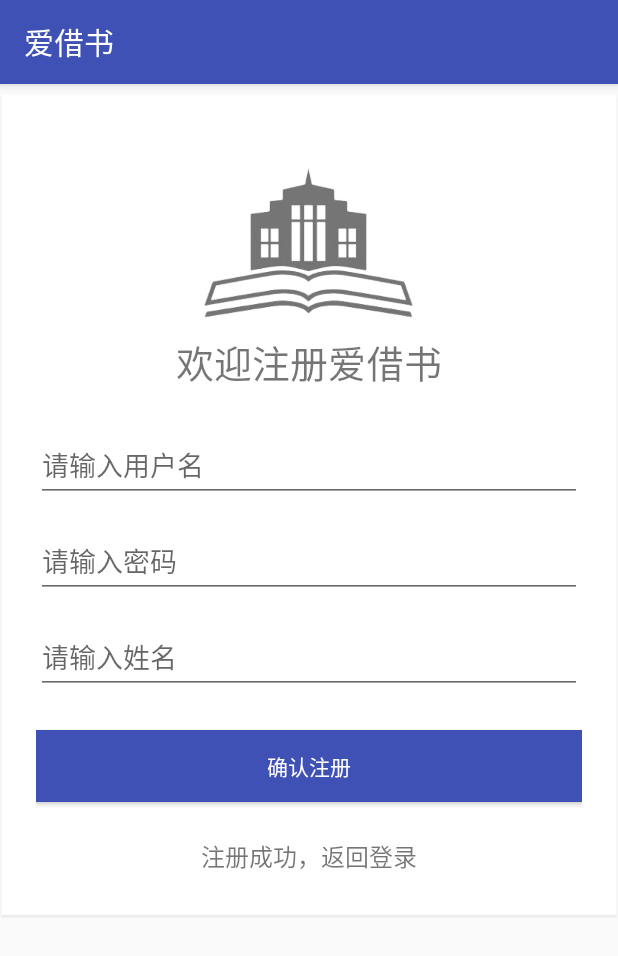
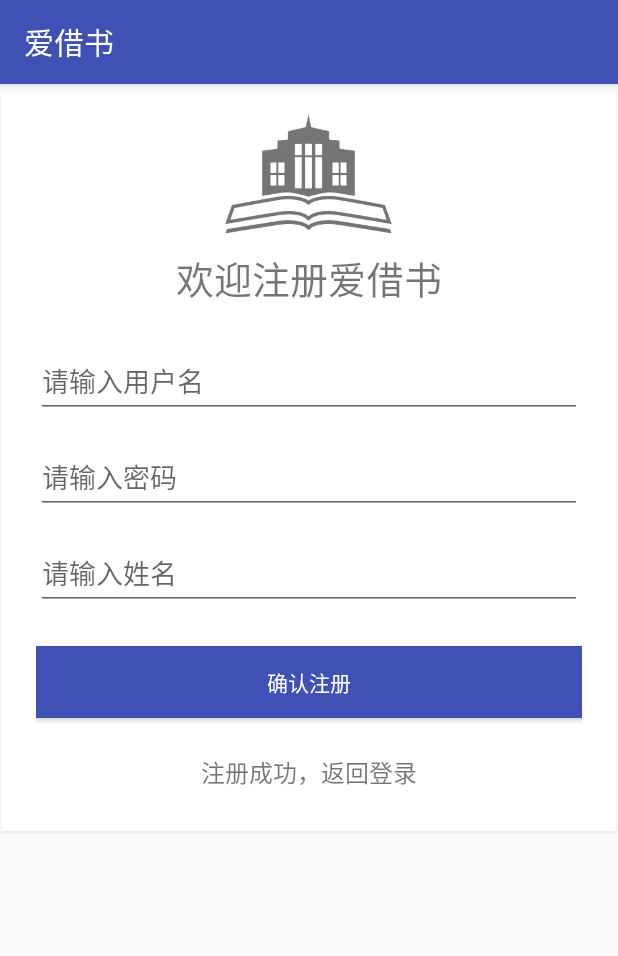
Before and after one commit to BestLifeW/LibraryMOS, an Android app: the RegisterActivity screen opened directly, with no data from a screen before it, on a phone screen of 412 x 824 dp. Shown: the top 956 px of the screen. Run offline under Robolectric (Android 15) with nearby library versions, the phone set to English and light mode, and no system bars; our stand-ins replace CircleImageView.

Commit message:
修改了下登陆注册的尺寸

```diff
--- a/app/src/main/res/layout/activity_login.xml
+++ b/app/src/main/res/layout/activity_login.xml
@@ -14,11 +14,11 @@
         android:paddingLeft="24dp"
         android:background="@drawable/list_item_bg_normal"
         android:paddingRight="24dp"
-        android:paddingTop="56dp">
+        android:paddingTop="20dp">
 
         <ImageView
             android:layout_width="wrap_content"
-            android:layout_height="100sp"
+            android:layout_height="80sp"
             android:textSize="25sp"
             android:layout_gravity="center_horizontal"
             android:src="@drawable/li"
--- a/app/src/main/res/layout/activity_register.xml
+++ b/app/src/main/res/layout/activity_register.xml
@@ -13,11 +13,11 @@
         android:paddingLeft="24dp"
         android:background="@drawable/list_item_bg_normal"
         android:paddingRight="24dp"
-        android:paddingTop="56dp">
+        android:paddingTop="20dp">
 
         <ImageView
             android:layout_width="wrap_content"
-            android:layout_height="100sp"
+            android:layout_height="80sp"
             android:textSize="25sp"
             android:layout_gravity="center_horizontal"
             android:src="@drawable/li"
```
